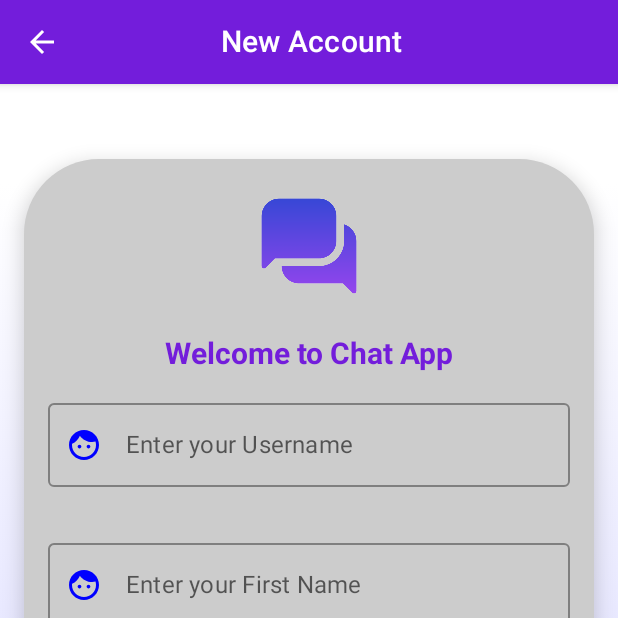
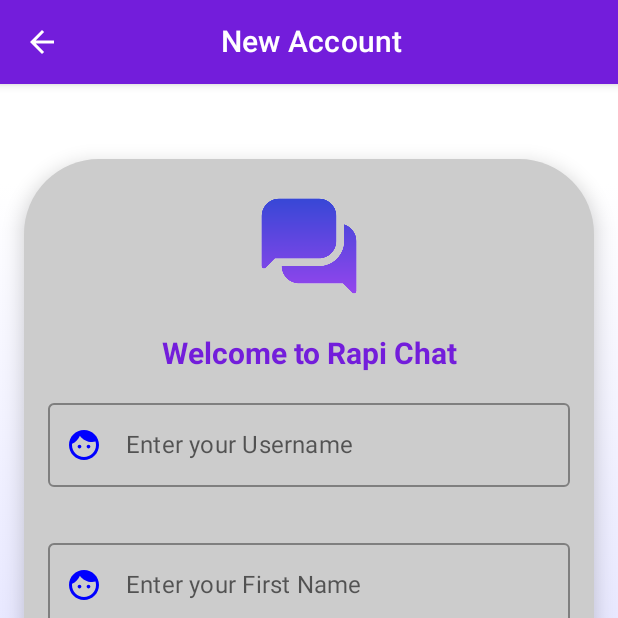
Before and after one commit to tarushi0503/ChatApp, an Android app built with Jetpack Compose: the PostDataSignUpScaffold screen opened through its navigation route, on a phone screen of 412 x 824 dp, the top half of it. Run offline under Robolectric (Android 15) with nearby library versions, the phone set to English and light mode, and no system bars.

```diff
--- a/app/src/main/java/com/example/chatengine/loginScreen/login.kt
+++ b/app/src/main/java/com/example/chatengine/loginScreen/login.kt
@@ -153,7 +153,7 @@ fun getDataLogin(navController: NavController,loginViewModel: LoginViewModel) {
                 Spacer(modifier = Modifier.height(50.dp))
 
                 Text(
-                    text = "Welcome Back to Chat App",
+                    text = "Welcome Back to Rapi Chat",
                     color = Purple200,
                     fontSize = 20.sp,
                     fontFamily = FontFamily.Default,
--- a/app/src/main/java/com/example/chatengine/signupScreen/PostData.kt
+++ b/app/src/main/java/com/example/chatengine/signupScreen/PostData.kt
@@ -160,7 +160,7 @@ fun postData(navController:NavController) {
 
 
                 Text(
-                    text = "Welcome to Chat App",
+                    text = "Welcome to Rapi Chat",
                     color = Purple200,
                     fontSize = 20.sp,
                     fontFamily = FontFamily.Default,
--- a/app/src/main/java/com/example/chatengine/userScreen/UserScreen.kt
+++ b/app/src/main/java/com/example/chatengine/userScreen/UserScreen.kt
@@ -119,7 +119,7 @@ fun UserScreen(navController: NavHostController, loginViewModel: LoginViewModel)
     Scaffold(
         topBar= {
             TopAppBar() {
-                Text(text = "")
+                Text(text = "Room")
             }
         },
         modifier = Modifier.background(ReceiverColor),
```
